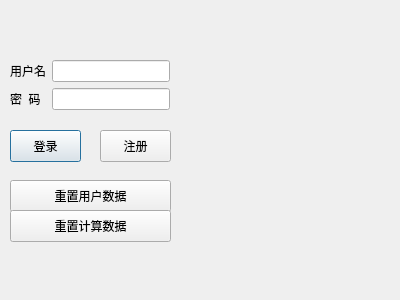
Before: the Qt Designer form logindialog.ui in AgateLee/DSTCal, drawn with Qt 5.
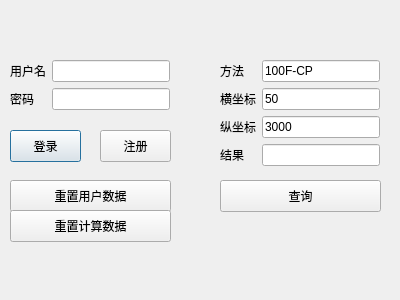
After: the same form once the commit is applied.

Patch:
```diff
--- a/logindialog.ui
+++ b/logindialog.ui
@@ -49,7 +49,7 @@
     <item row="1" column="0">
      <widget class="QLabel" name="label_2">
       <property name="text">
-       <string>密  码</string>
+       <string>密码</string>
       </property>
      </widget>
     </item>
@@ -97,6 +97,92 @@
     <string>重置计算数据</string>
    </property>
   </widget>
+  <widget class="QWidget" name="formLayoutWidget_2">
+   <property name="geometry">
+    <rect>
+     <x>220</x>
+     <y>60</y>
+     <width>160</width>
+     <height>121</height>
+    </rect>
+   </property>
+   <layout class="QFormLayout" name="formLayout_2">
+    <item row="0" column="1">
+     <widget class="QLineEdit" name="lineEdit_func">
+      <property name="text">
+       <string>100F-CP</string>
+      </property>
+      <property name="placeholderText">
+       <string>100F-CP</string>
+      </property>
+     </widget>
+    </item>
+    <item row="0" column="0">
+     <widget class="QLabel" name="label_3">
+      <property name="text">
+       <string>方法</string>
+      </property>
+     </widget>
+    </item>
+    <item row="1" column="0">
+     <widget class="QLabel" name="label_4">
+      <property name="text">
+       <string>横坐标</string>
+      </property>
+     </widget>
+    </item>
+    <item row="1" column="1">
+     <widget class="QLineEdit" name="lineEdit_row">
+      <property name="text">
+       <string>50</string>
+      </property>
+      <property name="placeholderText">
+       <string>50</string>
+      </property>
+     </widget>
+    </item>
+    <item row="2" column="0">
+     <widget class="QLabel" name="label_5">
+      <property name="text">
+       <string>纵坐标</string>
+      </property>
+     </widget>
+    </item>
+    <item row="2" column="1">
+     <widget class="QLineEdit" name="lineEdit_col">
+      <property name="text">
+       <string>3000</string>
+      </property>
+      <property name="placeholderText">
+       <string>3000</string>
+      </property>
+     </widget>
+    </item>
+    <item row="3" column="0">
+     <widget class="QLabel" name="label_6">
+      <property name="text">
+       <string>结果</string>
+      </property>
+     </widget>
+    </item>
+    <item row="3" column="1">
+     <widget class="QLineEdit" name="lineEdit_result"/>
+    </item>
+   </layout>
+  </widget>
+  <widget class="QPushButton" name="pushButton_query">
+   <property name="geometry">
+    <rect>
+     <x>220</x>
+     <y>180</y>
+     <width>161</width>
+     <height>32</height>
+    </rect>
+   </property>
+   <property name="text">
+    <string>查询</string>
+   </property>
+  </widget>
  </widget>
  <resources/>
  <connections>
```
